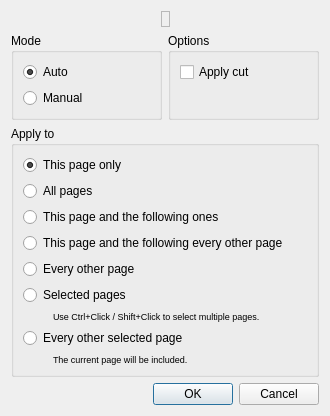
The window that src/core/filters/page_split/SplitModeDialog.ui (abandoned-industries/scantailor-spectre) describes before a commit, drawn with Qt 5.
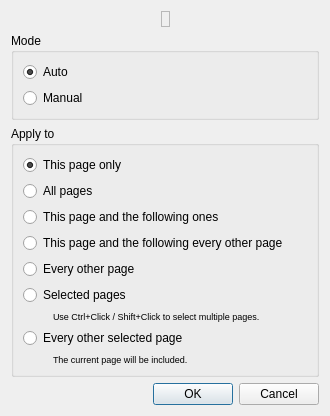
The same window after the commit. Icons and pictures are not drawn.

```diff
--- a/src/core/filters/page_split/SplitModeDialog.ui
+++ b/src/core/filters/page_split/SplitModeDialog.ui
@@ -85,36 +85,7 @@
        </layout>
       </widget>
      </item>
-     <item>
-      <widget class="QGroupBox" name="optionsBox">
-       <property name="title">
-        <string>Options</string>
-       </property>
-       <layout class="QVBoxLayout" name="verticalLayout_3">
-        <item>
-         <widget class="QCheckBox" name="applyCutOption">
-          <property name="text">
-           <string>Apply cut</string>
-          </property>
-         </widget>
-        </item>
-        <item>
-         <spacer name="verticalSpacer">
-          <property name="orientation">
-           <enum>Qt::Vertical</enum>
-          </property>
-          <property name="sizeHint" stdset="0">
-           <size>
-            <width>1</width>
-            <height>1</height>
-           </size>
-          </property>
-         </spacer>
-        </item>
-       </layout>
-      </widget>
-     </item>
-    </layout>
+   </layout>
    </item>
    <item>
     <widget class="QGroupBox" name="groupBox_2">
```
